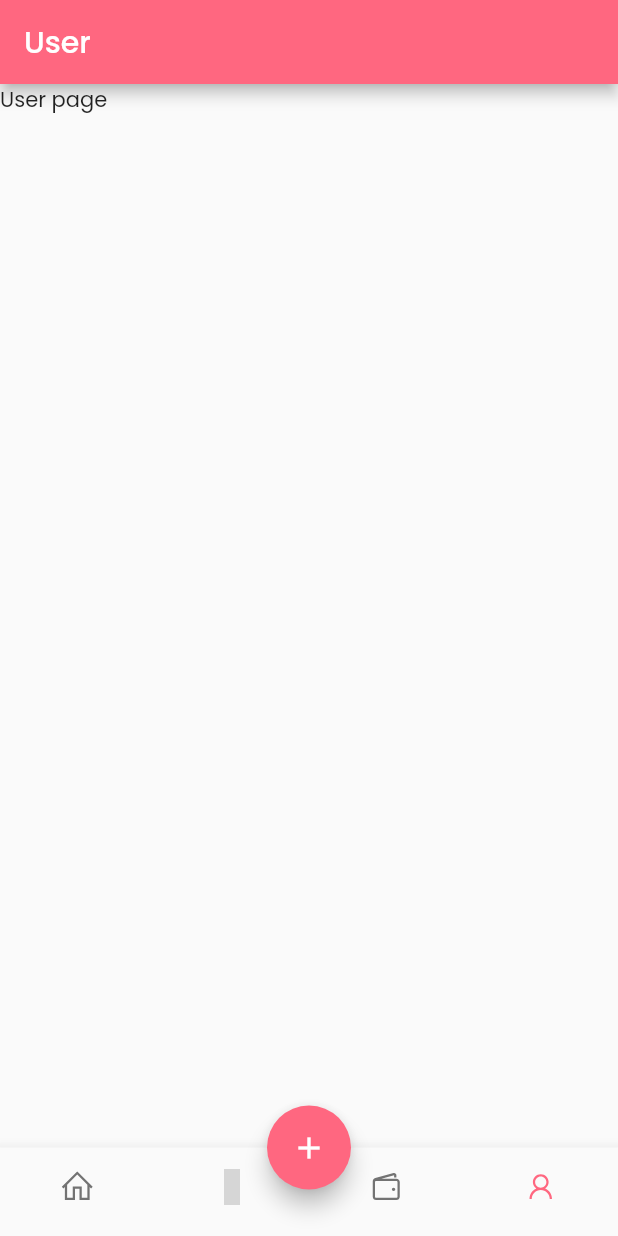
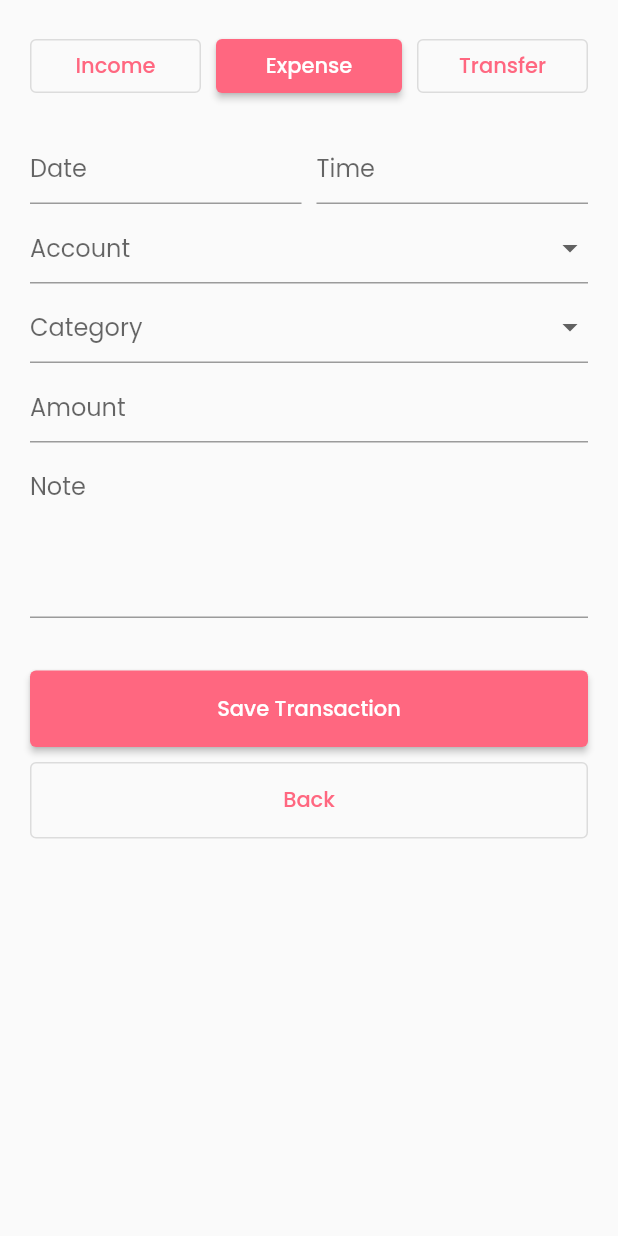
Before and after one commit to davidmahbubi/money-manager-app, a Flutter app: the screen it shows after launch, item 4 of the bottom bar chosen, after a tap on the "add" icon, on a phone screen of 412 x 824 dp. Run offline on Flutter 3.47's test engine with Material 2 defaults, Android fonts, the phone set to English and light mode, and no system bars; our stand-ins replace font_awesome_flutter, line_awesome_flutter; grey boxes are pictures that could not be loaded.

Commit message:
Added profile and create transaction

```diff
--- a/lib/main.dart
+++ b/lib/main.dart
@@ -2,6 +2,7 @@ import 'package:flutter/material.dart';
 import 'package:money_manager_app/components/bottom_navbar.dart';
 import 'package:money_manager_app/constants/theme.dart';
 import 'package:money_manager_app/data/menu_list.dart';
+import 'package:money_manager_app/pages/create_transaction.dart';
 
 void main(List<String> args) => runApp(const MoneyManagerApp());
 
@@ -32,7 +33,14 @@ class _MainPageState extends State<MainPage> {
     return Scaffold(
       floatingActionButtonLocation: FloatingActionButtonLocation.centerDocked,
       floatingActionButton: FloatingActionButton(
-        onPressed: () {},
+        onPressed: () {
+          Navigator.push(
+            context,
+            MaterialPageRoute(
+              builder: (BuildContext context) => const CreateTransaction(),
+            ),
+          );
+        },
         backgroundColor: Theme.of(context).primaryColor,
         child: const Icon(Icons.add, color: Colors.white),
       ),
--- /dev/null
+++ b/lib/pages/create_transaction.dart
@@ -0,0 +1,145 @@
+import 'package:flutter/material.dart';
+import 'package:money_manager_app/constants/theme.dart';
+
+class CreateTransaction extends StatefulWidget {
+  const CreateTransaction({Key? key}) : super(key: key);
+
+  @override
+  State<CreateTransaction> createState() => _CreateTransactionState();
+}
+
+class _CreateTransactionState extends State<CreateTransaction> {
+  @override
+  Widget build(BuildContext context) {
+    return Scaffold(
+      body: SafeArea(
+          child: SingleChildScrollView(
+        child: Container(
+          margin: const EdgeInsets.symmetric(
+            horizontal: primaryHorizontalMargin,
+          ),
+          child: Column(
+            children: <Widget>[
+              const SizedBox(height: 20),
+              Row(
+                children: [
+                  Expanded(
+                    child: Container(
+                      margin: const EdgeInsets.only(right: 10),
+                      child: OutlinedButton(
+                        onPressed: () {},
+                        child: Text('Income'),
+                      ),
+                    ),
+                  ),
+                  Expanded(
+                    child: ElevatedButton(
+                      onPressed: () {},
+                      child: Text('Expense'),
+                    ),
+                  ),
+                  Expanded(
+                    child: Container(
+                      margin: const EdgeInsets.only(left: 10),
+                      child: OutlinedButton(
+                        onPressed: () {},
+                        child: Text('Transfer'),
+                      ),
+                    ),
+                  ),
+                ],
+              ),
+              const SizedBox(height: 20),
+              Row(
+                children: const <Widget>[
+                  Expanded(
+                    child: Padding(
+                      padding: EdgeInsets.only(right: 5),
+                      child: TextField(
+                        decoration: InputDecoration(hintText: 'Date'),
+                      ),
+                    ),
+                  ),
+                  Expanded(
+                    child: Padding(
+                      padding: EdgeInsets.only(left: 5),
+                      child: TextField(
+                        decoration: InputDecoration(hintText: 'Time'),
+                      ),
+                    ),
+                  ),
+                ],
+              ),
+              const SizedBox(height: 5),
+              DropdownButtonFormField(
+                decoration: const InputDecoration(hintText: 'Account'),
+                items: const <DropdownMenuItem<Object>>[
+                  DropdownMenuItem(
+                    value: 'cash',
+                    child: Text('Cash'),
+                  ),
+                  DropdownMenuItem(
+                    value: 'rekening_bca',
+                    child: Text('Rekening BCA'),
+                  ),
+                ],
+                onChanged: (_) {},
+              ),
+              const SizedBox(height: 5),
+              DropdownButtonFormField(
+                decoration: const InputDecoration(hintText: 'Category'),
+                items: const <DropdownMenuItem<Object>>[
+                  DropdownMenuItem(
+                    value: 'transportation',
+                    child: Text('Transportation'),
+                  ),
+                  DropdownMenuItem(
+                    value: 'food_and_drinks',
+                    child: Text('Food and Drinks'),
+                  ),
+                ],
+                onChanged: (_) {},
+              ),
+              const SizedBox(height: 5),
+              const TextField(
+                decoration: InputDecoration(hintText: 'Amount'),
+                keyboardType: TextInputType.number,
+              ),
+              const SizedBox(height: 5),
+              const TextField(
+                maxLines: 4,
+                decoration: InputDecoration(hintText: 'Note'),
+              ),
+              const SizedBox(height: 35),
+              SizedBox(
+                width: double.infinity,
+                child: ElevatedButton(
+                    onPressed: () {},
+                    child: const Padding(
+                      padding: EdgeInsets.symmetric(
+                        vertical: 15,
+                      ),
+                      child: Text('Save Transaction'),
+                    )),
+              ),
+              const SizedBox(height: 10),
+              SizedBox(
+                width: double.infinity,
+                child: OutlinedButton(
+                    onPressed: () {
+                      Navigator.pop(context);
+                    },
+                    child: const Padding(
+                      padding: EdgeInsets.symmetric(
+                        vertical: 15,
+                      ),
+                      child: Text('Back'),
+                    )),
+              ),
+            ],
+          ),
+        ),
+      )),
+    );
+  }
+}
--- a/lib/pages/user.dart
+++ b/lib/pages/user.dart
@@ -1,4 +1,6 @@
 import 'package:flutter/material.dart';
+import 'package:font_awesome_flutter/font_awesome_flutter.dart';
+import 'package:money_manager_app/constants/theme.dart';
 
 class User extends StatelessWidget {
   const User({Key? key}) : super(key: key);
@@ -6,10 +8,46 @@ class User extends StatelessWidget {
   @override
   Widget build(BuildContext context) {
     return Scaffold(
-      appBar: AppBar(
-        title: const Text('User'),
+      body: SafeArea(
+        child: Container(
+          margin: const EdgeInsets.only(
+            left: primaryHorizontalMargin,
+            right: primaryHorizontalMargin,
+            top: 50,
+          ),
+          child: SizedBox(
+            width: double.infinity,
+            child: Column(
+              children: <Widget>[
+                Image.asset('assets/images/default_profile.png', width: 150),
+                const SizedBox(height: 25),
+                const Text(
+                  'Andhika Putra Negara',
+                  style: TextStyle(fontWeight: FontWeight.bold, fontSize: 23),
+                ),
+                const SizedBox(height: 8),
+                const Text('andhikanegara23@gmail.com'),
+                const SizedBox(height: 50),
+                SizedBox(
+                  width: 140,
+                  child: ElevatedButton(
+                      onPressed: () {},
+                      child: Padding(
+                        padding: const EdgeInsets.symmetric(vertical: 10),
+                        child: Row(
+                          children: const <Widget>[
+                            FaIcon(FontAwesomeIcons.powerOff),
+                            SizedBox(width: 13),
+                            Text('Sign Out')
+                          ],
+                        ),
+                      )),
+                )
+              ],
+            ),
+          ),
+        ),
       ),
-      body: const Text('User page'),
     );
   }
 }
```
Also changed, not shown: pubspec.lock.
